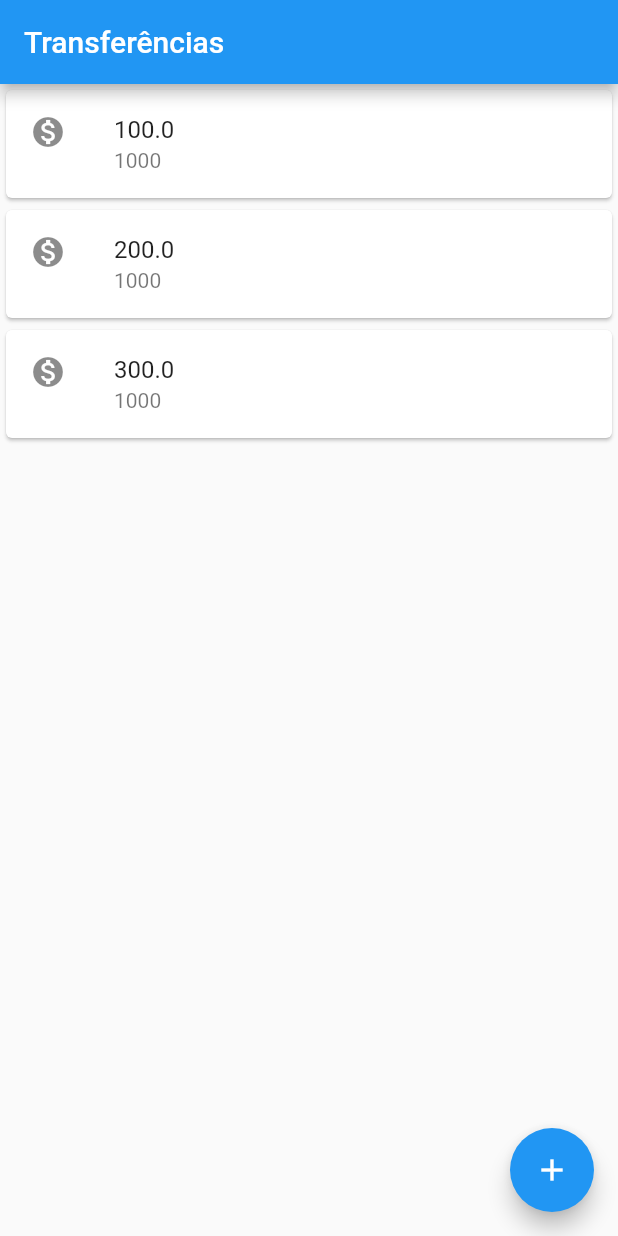
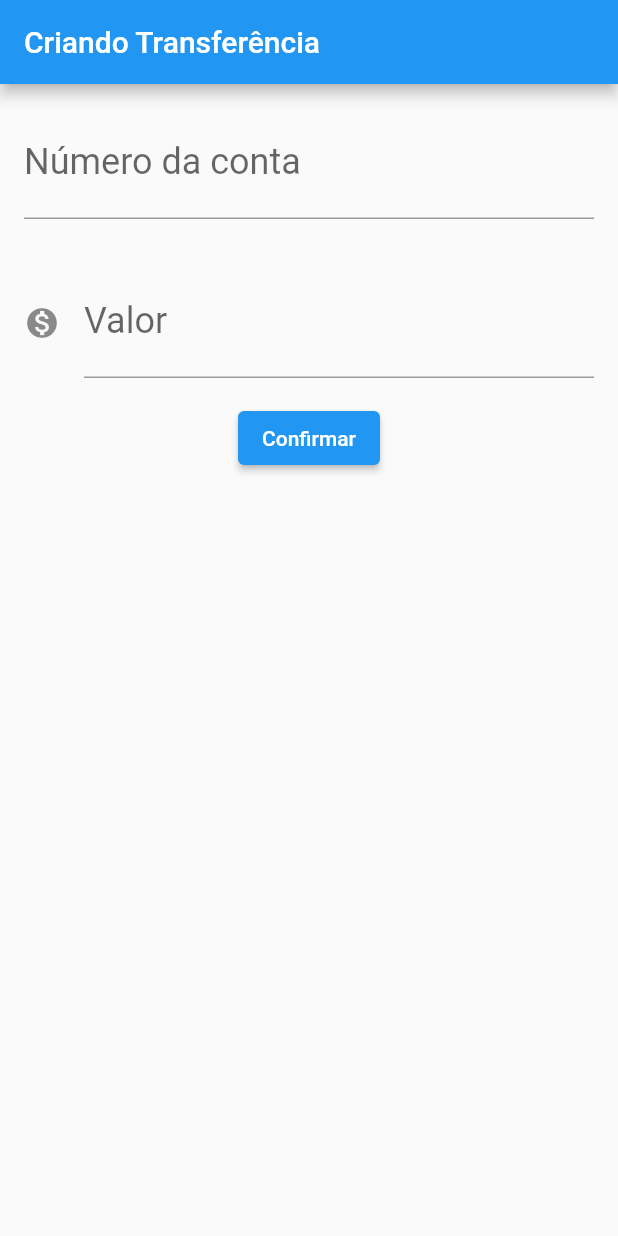
Before and after one commit to simonelopess/flutter-estudos, a Flutter app: the screen it shows after launch, on a phone screen of 412 x 824 dp. Run offline on Flutter 3.47's test engine with Material 2 defaults, Android fonts, the phone set to English and light mode, and no system bars.

Commit message:
Adicionando formulário e estilização

```diff
--- a/lib/main.dart
+++ b/lib/main.dart
@@ -1,27 +1,36 @@
 import 'package:flutter/material.dart';
 
-void main() => runApp(MaterialApp(
+void main() => runApp(ByteBankApp());
+
+class ByteBankApp extends StatelessWidget {
+  @override
+  Widget build(BuildContext context) {
+    return MaterialApp(
       home: Scaffold(
-        body: ListaTransferencias(),
-        appBar: AppBar(
-          title: const Text('Transferências'),
-        ),
-        floatingActionButton: FloatingActionButton(
-          child: const Icon(Icons.add),
-          onPressed: () {},
-        ),
+        body: FormularioTransferencia(),
       ),
-    ));
+    );
+  }
+}
 
 class ListaTransferencias extends StatelessWidget {
   @override
   Widget build(BuildContext context) {
-    return Column(
-      children: <Widget>[
-        ItemTransferencia(Transferencia(100.0, 1000)),
-        ItemTransferencia(Transferencia(200.0, 1000)),
-        ItemTransferencia(Transferencia(300.0, 1000)),
-      ],
+    return Scaffold(
+      appBar: AppBar(
+        title: const Text('Transferências'),
+      ),
+      body: Column(
+        children: <Widget>[
+          ItemTransferencia(Transferencia(100.0, 1000)),
+          ItemTransferencia(Transferencia(200.0, 1000)),
+          ItemTransferencia(Transferencia(300.0, 1000)),
+        ],
+      ),
+      floatingActionButton: FloatingActionButton(
+        child: const Icon(Icons.add),
+        onPressed: () {},
+      ),
     );
   }
 }
@@ -42,9 +51,65 @@ class ItemTransferencia extends StatelessWidget {
   }
 }
 
+class FormularioTransferencia extends StatelessWidget {
+  final TextEditingController _numeroConta = TextEditingController();
+  final TextEditingController _valor = TextEditingController();
+
+  @override
+  Widget build(BuildContext context) {
+    return Scaffold(
+      appBar: AppBar(
+        title: Text('Criando Transferência'),
+      ),
+      body: Column(
+        children: <Widget>[
+          Padding(
+            padding: const EdgeInsets.all(16.0),
+            child: TextField(
+              controller: _numeroConta,
+              style: TextStyle(fontSize: 24.0),
+              decoration: InputDecoration(
+                  labelText: 'Número da conta', hintText: '00000'),
+              keyboardType: TextInputType.number,
+            ),
+          ),
+          Padding(
+            padding: const EdgeInsets.all(16.0),
+            child: TextField(
+              controller: _valor,
+              style: TextStyle(fontSize: 24.0),
+              decoration: InputDecoration(
+                  icon: Icon(Icons.monetization_on),
+                  labelText: 'Valor',
+                  hintText: '0.00'),
+              keyboardType: TextInputType.number,
+            ),
+          ),
+          ElevatedButton(
+            child: Text('Confirmar'),
+            onPressed: () {
+              final int? numeroConta = int.tryParse(_numeroConta.text);
+              final double? valor = double.tryParse(_valor.text);
+
+              if(numeroConta != null && valor != null) {
+                final transferenciaCriada = Transferencia(valor, numeroConta);
+                debugPrint('$transferenciaCriada');
+              }
+            },
+          )
+        ],
+      ),
+    );
+  }
+}
+
 class Transferencia {
   final double valor;
   final int numeroConta;
 
+  @override
+  String toString() {
+    return 'Transferencia{valor: $valor, numeroConta: $numeroConta}';
+  }
   Transferencia(this.valor, this.numeroConta);
 }
```
